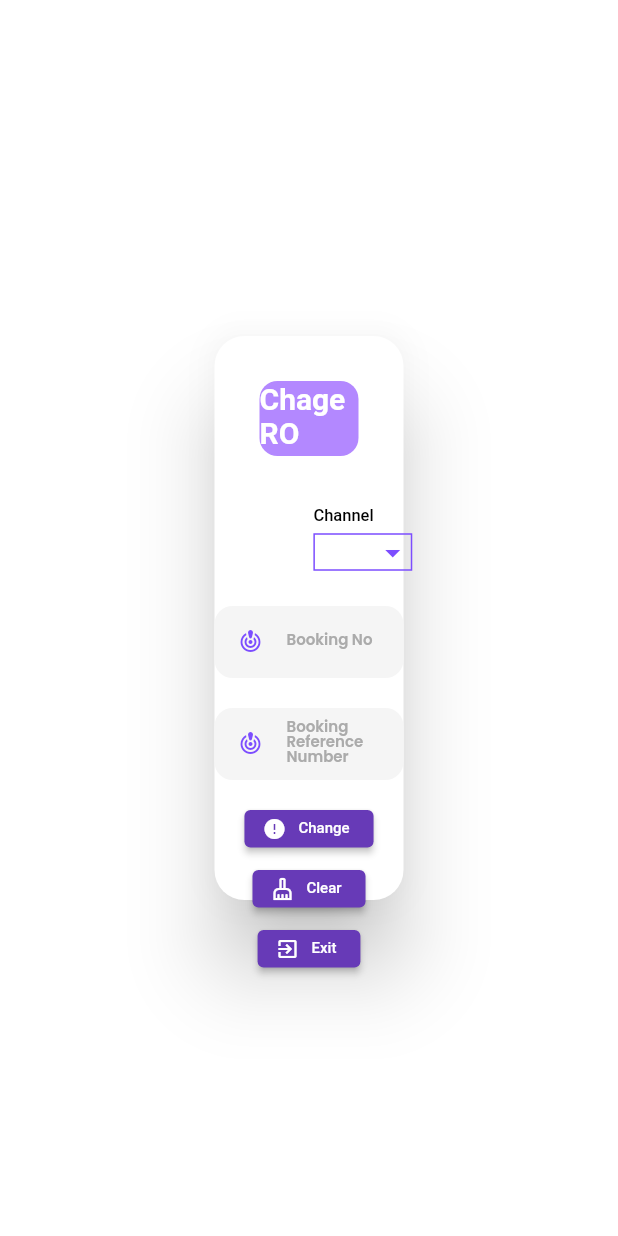
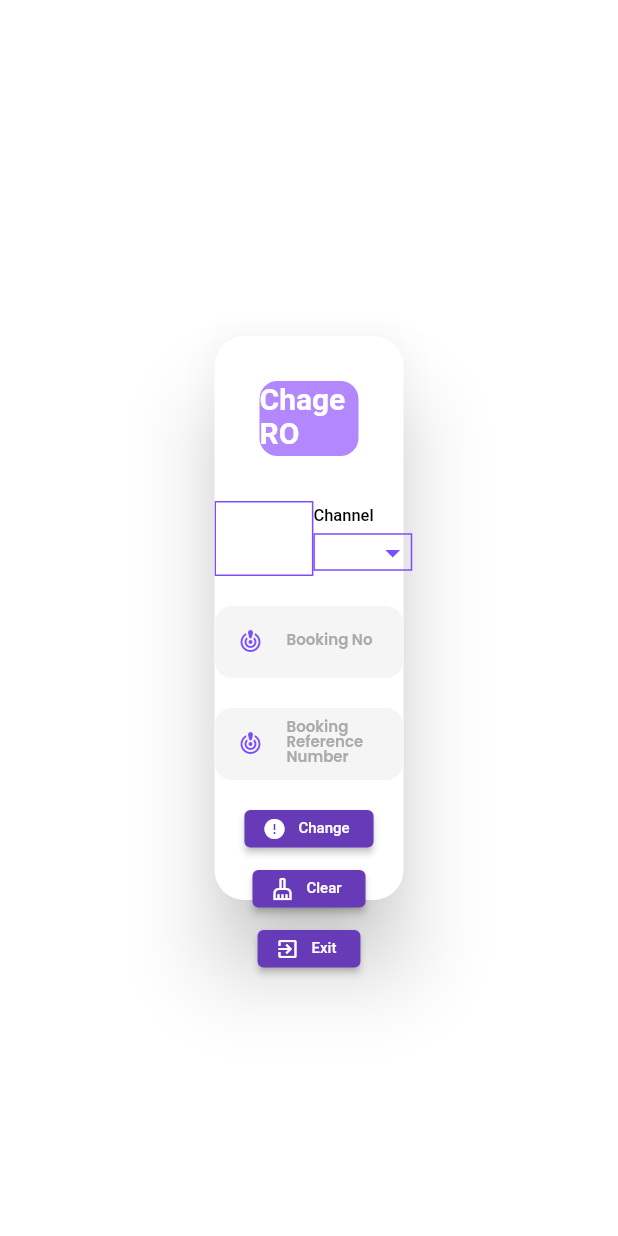
Before and after one commit to jatinkumarsahoo99/bms_salesco, a Flutter app: the ChangeRONumberView screen opened directly, after a tap on "Change", on a phone screen of 412 x 824 dp. Run offline on Flutter 3.47's test engine with Material 2 defaults, Android fonts, the phone set to English and light mode, and no system bars; our stand-ins replace data_table_2, dio, dropdown_search, file_picker, flutter_cache_manager, flutter_widget_from_html and 4 more; missing offline and left inert: azure_application_insights, dart:html, dart:js, dropdown_plus, encrypt, excel and 3 more; accounts and stored records are empty; network calls fail.

Commit message:
list drop down changes

```diff
--- a/lib/app/modules/ChangeRONumber/views/change_r_o_number_view.dart
+++ b/lib/app/modules/ChangeRONumber/views/change_r_o_number_view.dart
@@ -49,7 +49,7 @@ class ChangeRONumberView extends GetView<ChangeRONumberController> {
                   child: Row(
                     mainAxisAlignment: MainAxisAlignment.spaceBetween,
                     children: [
-                      ListDropDown(
+                      ListDropDown2(
                         title: "Location",
                         autoFocus: true,
                         widthRatio: .16,
@@ -61,6 +61,22 @@ class ChangeRONumberView extends GetView<ChangeRONumberController> {
                           DropDownValue(
                             key: "12",
                             value: "nitish1",
+                          ),
+                          DropDownValue(
+                            key: "12",
+                            value: "nitish2",
+                          ),
+                          DropDownValue(
+                            key: "12",
+                            value: "nitish2",
+                          ),
+                          DropDownValue(
+                            key: "12",
+                            value: "nitish2",
+                          ),
+                          DropDownValue(
+                            key: "12",
+                            value: "nitish2",
                           ),
                           DropDownValue(
                             key: "12",
--- a/lib/widgets/DropDowns/list_drop_down.dart
+++ b/lib/widgets/DropDowns/list_drop_down.dart
@@ -7,65 +7,41 @@ import 'package:get/utils.dart';
 
 import '../../app/providers/SizeDefine.dart';
 
-class ListDropDown extends StatefulWidget {
+class ListDropDown2 extends StatelessWidget {
   final List<DropDownValue> items;
   final String title;
-  final double widthRatio;
-  final FocusNode? focusNode;
-  final void Function(bool)? onFocusChange;
-  final bool autoFocus;
-  final DropDownValue? selected;
-  final bool isEnable;
-  final GlobalKey? widgetKey;
-  final double? dialogWidth;
-  final double dialogHeight;
-  const ListDropDown({
+  final double? widthRatio, dialogWidth, dialogHeight;
+  final bool? autoFocus;
+  const ListDropDown2({
     super.key,
     required this.items,
     required this.title,
-    this.widthRatio = .15,
-    this.focusNode,
-    this.onFocusChange,
-    this.autoFocus = false,
-    this.selected,
-    this.isEnable = true,
-    this.widgetKey,
+    this.widthRatio,
+    this.autoFocus,
     this.dialogWidth,
-    this.dialogHeight = 200,
+    this.dialogHeight,
   });
 
   @override
-  State<ListDropDown> createState() => _ListDropDownState();
-}
-
-class _ListDropDownState extends State<ListDropDown> {
-  late bool hasCurrentFocus;
-  bool isDropDownOpen = false;
-  late GlobalKey widgetKey;
-  @override
-  void initState() {
-    hasCurrentFocus = widget.autoFocus;
-    widgetKey = widget.widgetKey ?? GlobalKey();
-    super.initState();
-  }
-
-  @override
   Widget build(BuildContext context) {
-    return SizedBox(
-      key: widgetKey,
-      width: context.width * widget.widthRatio,
+    return InkWell(
+      autofocus: autoFocus ?? false,
+      child: Ink(
+        width: context.width * (widthRatio ?? .15),
         height: 50,
-      child: InkWell(
+        decoration: BoxDecoration(
+          border: Border.all(
+            color: Colors.deepPurpleAccent,
+          ),
+        ),
+      ),
       onTap: () {
-          var isLoading = false.obs;
-          final RenderBox renderBox = widgetKey.currentContext?.findRenderObject() as RenderBox;
+        final RenderBox renderBox = context.findRenderObject() as RenderBox;
         final offset = renderBox.localToGlobal(Offset.zero);
         final left = offset.dx;
         final top = offset.dy + renderBox.size.height;
         final right = left + renderBox.size.width;
         final width = renderBox.size.width;
-          var tempList = RxList<DropDownValue>([]);
-          tempList.addAll(widget.items);
         showMenu(
           context: context,
           shape: RoundedRectangleBorder(
@@ -74,15 +50,95 @@ class _ListDropDownState extends State<ListDropDown> {
           useRootNavigator: true,
           position: RelativeRect.fromLTRB(left, top, right, 0.0),
           constraints: BoxConstraints.expand(
-              width: widget.dialogWidth ?? width,
-              height: widget.dialogHeight,
+            width: dialogWidth ?? width,
+            height: dialogHeight ?? 200,
           ),
           items: [
-              PopupMenuItem(child: TextFormField()),
+            CustomPopupMenuItem(
+              textStyle: TextStyle(color: Colors.black, fontSize: SizeDefine.fontSizeInputField),
+              child: Container(
+                padding: const EdgeInsets.all(8),
+                height: (dialogHeight ?? 200) - 20,
+                child: Column(
+                  children: [
+                    /// search
+                    TextFormField(
+                      decoration: const InputDecoration(
+                        contentPadding: EdgeInsets.all(12),
+                        isDense: true,
+                        isCollapsed: true,
+                        hintText: "Search",
+                      ),
+                      autofocus: true,
+                      style: TextStyle(
+                        fontSize: SizeDefine.fontSizeInputField,
+                      ),
+                      onChanged: ((value) {
+                        // if (value.isNotEmpty) {
+                        //   tempList.clear();
+                        //   for (var i = 0; i < items.length; i++) {
+                        //     if (items[i].value!.toLowerCase().contains(value.toLowerCase())) {
+                        //       tempList.add(items[i]);
+                        //     }
+                        //   }
+                        // }
+                      }),
+                      inputFormatters: [
+                        FilteringTextInputFormatter.deny("  "),
+                      ],
+                    ),
+
+                    /// progreesbar
+                    // Obx(() {
+                    //   return Visibility(
+                    //     visible: isLoading.value,
+                    //     child: const LinearProgressIndicator(
+                    //       minHeight: 3,
+                    //     ),
+                    //   );
+                    // }),
+
+                    const SizedBox(height: 5),
+
+                    /// list
+                    Expanded(
+                      child: Obx(
+                        () {
+                          return ListView(
+                            shrinkWrap: true,
+                            children: tempList
+                                .map(
+                                  (element) => InkWell(
+                                    onTap: () {
+                                      Navigator.pop(context);
+                                      selected = element;
+                                      re(() {});
+                                      callback(element);
+                                      FocusScope.of(context).requestFocus(inkWellFocusNode);
+                                    },
+                                    child: Padding(
+                                      padding: const EdgeInsets.symmetric(vertical: 8),
+                                      child: Text(
+                                        element.value ?? "null",
+                                        style: TextStyle(
+                                          fontSize: SizeDefine.dropDownFontSize - 1,
+                                        ),
+                                      ),
+                                    ),
+                                  ),
+                                )
+                                .toList(),
+                          );
+                        },
+                      ),
+                    ),
+                  ],
+                ),
+              ),
+            )
           ],
         );
       },
-      ),
     );
   }
 }
```
Also changed, not shown: lib/app/routes/app_pages.dart (+1 -26 lines), 1 other file. Lines whose indentation alone changed are shown as unchanged.
